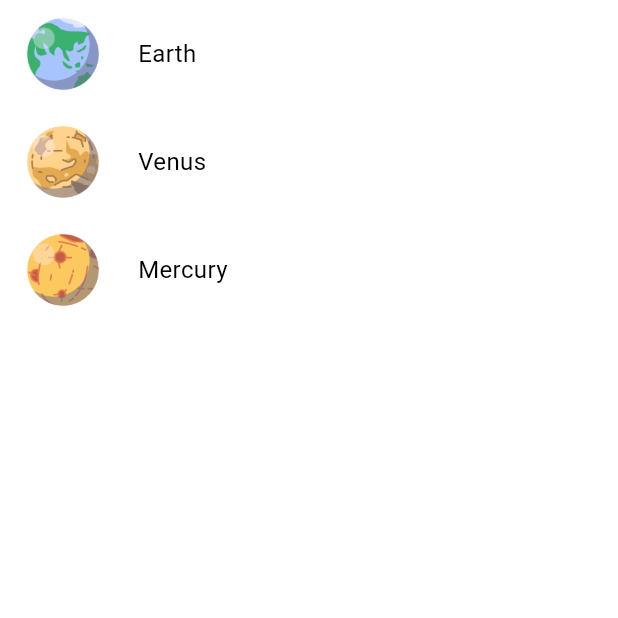
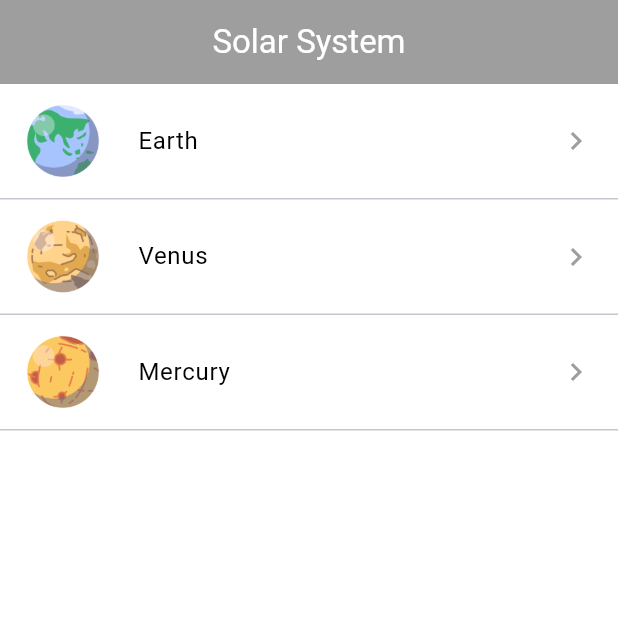
Before and after one commit to elmejorgamer1205/EjerciciosDesdeCasaCarmelo, a Flutter app: the PlanetsScreen screen opened directly, on a phone screen of 412 x 824 dp, the top half of it. Run offline on Flutter 3.47's test engine with Material 3 defaults, Android fonts, the phone set to English and light mode, and no system bars.

Commit message:
2º iteracción

```diff
--- a/lib/Solar System/PlanetsScreen.dart
+++ b/lib/Solar System/PlanetsScreen.dart
@@ -1,11 +1,10 @@
-import 'package:flutter/cupertino.dart';
 import 'package:flutter/material.dart';
 
-void main(){
+void main() {
   runApp(const SolarSystemApp());
 }
 
-class SolarSystemApp extends StatelessWidget{
+class SolarSystemApp extends StatelessWidget {
   const SolarSystemApp({super.key});
 
   @override
@@ -17,19 +16,18 @@ class SolarSystemApp extends StatelessWidget{
   }
 }
 
-class PlanetsScreen extends StatelessWidget{
+class PlanetsScreen extends StatelessWidget {
   const PlanetsScreen({super.key});
 
-  Widget _buildPlanetRow(String name, String image){
-    return Padding(
-        padding: const EdgeInsets.symmetric(horizontal: 16, vertical: 10),
-        child: Row(
-          children: [
-            Image.asset(image, width: 52, height: 52),
-            const SizedBox(width: 24),
-            Text(name, style: TextStyle(fontSize: 16, color: Colors.black),)
-          ],
-        ),
+  Widget _buildPlanetRow(String name, String image) {
+    return ListTile(
+      contentPadding: const EdgeInsets.symmetric(horizontal: 16, vertical: 10),
+      leading: Image.asset(image, width: 52, height: 52),
+      title: Padding(
+        padding: const EdgeInsets.only(left: 8),
+        child: Text(name, style: TextStyle(fontSize: 16, color: Colors.black)),
+      ),
+      trailing: const Icon(Icons.keyboard_arrow_right, color: Colors.grey,),
     );
   }
 
@@ -37,13 +35,24 @@ class PlanetsScreen extends StatelessWidget{
   Widget build(BuildContext context) {
     return Scaffold(
       backgroundColor: Colors.white,
-      body: SafeArea(child: ListView(
-        children: [
-          _buildPlanetRow("Earth", "assets/images/png/earth.png"),
-          _buildPlanetRow("Venus", "assets/images/png/venus.png"),
-          _buildPlanetRow("Mercury", "assets/images/png/mercury.png")
-        ],
-      )),
+      appBar: AppBar(
+        title: const Text("Solar System", style: TextStyle(color: Colors.white),
+        ),
+        centerTitle: true,
+        backgroundColor: Colors.grey,
+      ),
+      body: SafeArea(
+        child: ListView(
+          children: [
+            _buildPlanetRow("Earth", "assets/images/png/earth.png"),
+            const Divider(height: 1),
+            _buildPlanetRow("Venus", "assets/images/png/venus.png"),
+            const Divider(height: 1),
+            _buildPlanetRow("Mercury", "assets/images/png/mercury.png"),
+            const Divider(height: 1),
+          ],
+        ),
+      ),
     );
   }
 }
```
